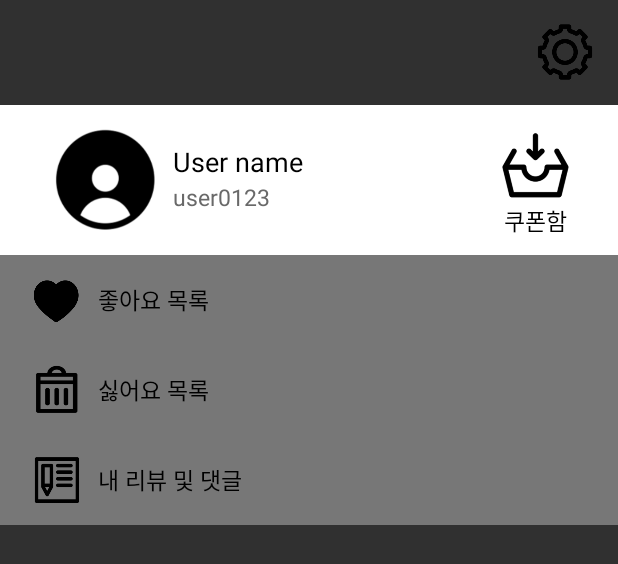
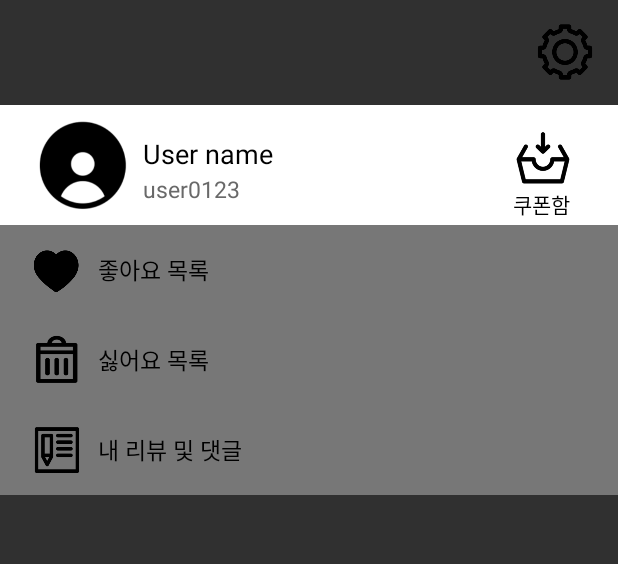
Before and after one commit to SnoopyKim/NewSikDang, an Android app: the layout fourfragment.xml on its own in the app's theme, with its tools: preview values and no code run, on a phone screen of 412 x 824 dp. Shown: the top 564 px of the screen. Run offline under Robolectric (Android 15) with nearby library versions, the phone set to English and light mode, and no system bars.

```diff
--- a/app/src/main/res/layout/fourfragment.xml
+++ b/app/src/main/res/layout/fourfragment.xml
@@ -26,27 +26,27 @@
     <RelativeLayout
         android:id="@+id/frag4_middle"
         android:layout_width="match_parent"
-        android:layout_height="100dp"
+        android:layout_height="80dp"
         android:layout_below="@+id/frag4_top"
         android:orientation="vertical"
         android:background="#FFFFFF">
         <ImageButton
             android:id="@+id/frag4_user"
-            android:layout_width="80dp"
-            android:layout_height="80dp"
+            android:layout_width="70dp"
+            android:layout_height="70dp"
             android:background="@drawable/user_fill"
-            android:layout_marginTop="10dp"
-            android:layout_marginLeft="30dp"
+            android:layout_marginTop="5dp"
+            android:layout_marginLeft="20dp"
             tools:ignore="InvalidId" />
         <TextView
             android:id="@+id/frag4_username"
             android:layout_width="wrap_content"
             android:layout_height="25dp"
-            android:layout_marginLeft="5dp"
             android:textColor="#000000"
             android:textSize="18dp"
             android:layout_toRightOf="@id/frag4_user"
-            android:layout_marginTop="25dp"
+            android:layout_marginTop="20dp"
+            android:layout_marginLeft="5dp"
             android:gravity="center"
             android:text="User name"
             />
@@ -63,18 +63,18 @@
             />
         <ImageButton
             android:id="@+id/frag4_coupon"
-            android:layout_width="50dp"
-            android:layout_height="50dp"
+            android:layout_width="40dp"
+            android:layout_height="40dp"
             android:background="@drawable/coupon"
             android:layout_alignParentRight="true"
             android:layout_marginTop="15dp"
             android:layout_marginRight="30dp"/>
         <TextView
-            android:layout_width="50dp"
+            android:layout_width="wrap_content"
             android:layout_height="20dp"
             android:text="쿠폰함"
             android:textColor="#000000"
-            android:textSize="15dp"
+            android:textSize="14dp"
             android:layout_below="@+id/frag4_coupon"
             android:layout_alignLeft="@+id/frag4_coupon"
             android:gravity="center"/>
@@ -92,7 +92,7 @@
             android:layout_width="match_parent"
             android:layout_height="0dp"
             android:layout_weight="1">
-            <ImageButton
+            <ImageView
                 android:layout_width="35dp"
                 android:layout_height="35dp"
                 android:layout_gravity="center"
@@ -112,7 +112,7 @@
             android:layout_width="match_parent"
             android:layout_height="0dp"
             android:layout_weight="1">
-            <ImageButton
+            <ImageView
                 android:layout_width="35dp"
                 android:layout_height="35dp"
                 android:layout_gravity="center"
@@ -133,7 +133,7 @@
             android:layout_width="match_parent"
             android:layout_height="0dp"
             android:layout_weight="1">
-            <ImageButton
+            <ImageView
                 android:layout_width="35dp"
                 android:layout_height="35dp"
                 android:layout_gravity="center"
--- a/app/src/main/res/layout/onefragment.xml
+++ b/app/src/main/res/layout/onefragment.xml
@@ -83,10 +83,10 @@
         android:layout_height="match_parent"
         android:layout_below="@+id/frag1_top"
         android:padding="10dp">
-        <LinearLayout
+        <RelativeLayout
             android:layout_width="match_parent"
             android:layout_height="match_parent"
-            android:orientation="vertical">
+            >
             <Button
                 android:id="@+id/frag1_btn1"
                 android:layout_width="330dp"
@@ -111,7 +111,7 @@
                 android:layout_height="150dp"
                 android:layout_gravity="center"
                 android:text="button4"/>
-        </LinearLayout>
+        </RelativeLayout>
     </ScrollView>
 
 </RelativeLayout>
```
Also changed, not shown: app/src/main/res/layout/activity_main.xml (+4 -4 lines).
